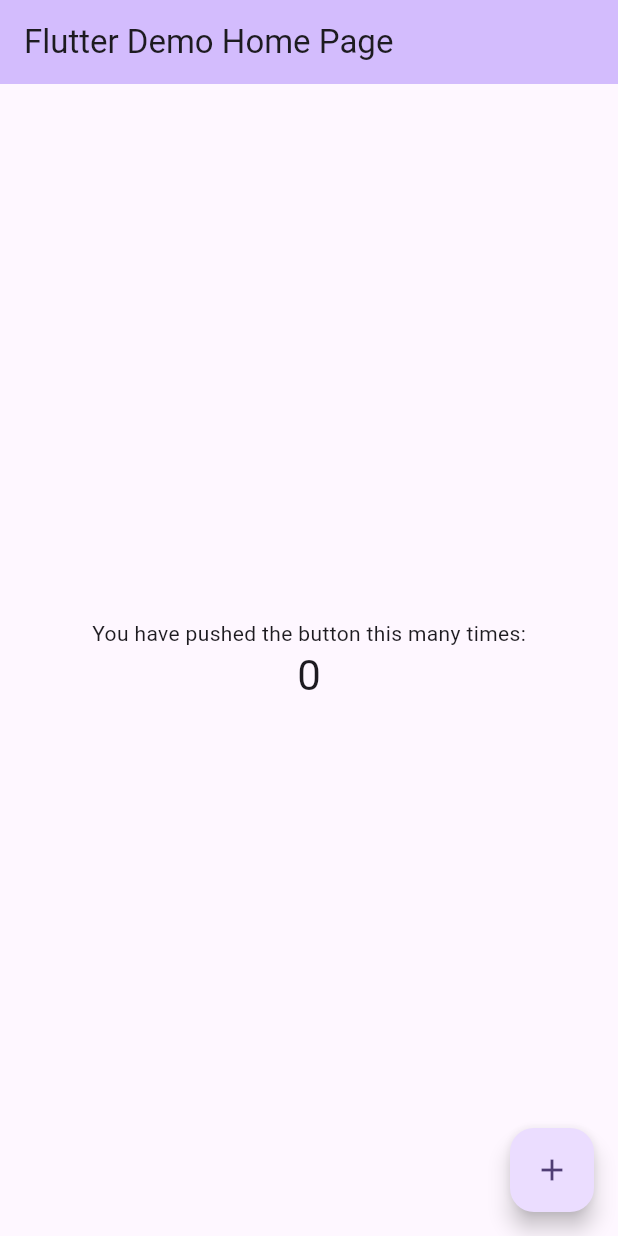
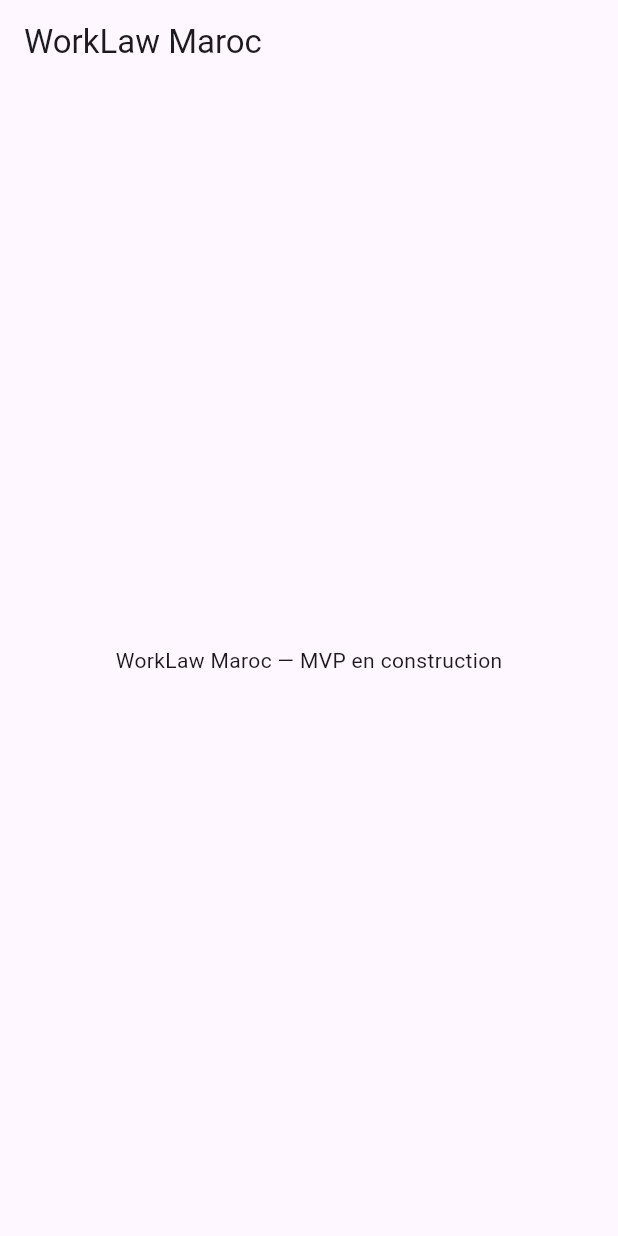
Before and after one commit to zakariaasbai/worklaw_maroc, a Flutter app: the screen it shows after launch, on a phone screen of 412 x 824 dp. Run offline on Flutter 3.47's test engine with Material 3 defaults, Android fonts, the phone set to English and light mode, and no system bars; our stand-ins replace flutter_riverpod.

Commit message:
feat(core): project structure, core dependencies, remove default counter
- Add lib/ skeleton: core/ (config, errors, routing, security,
  localization, utils), features/ (auth, organizations, employees,
  calculators, documents, consultations), shared/ (widgets, models,
  services)
- Add dependencies: supabase_flutter, go_router, flutter_riverpod,
  flutter_localizations + intl, pdf + printing
- Remove default Flutter counter demo from main.dart, replace with
  minimal WorkLaw Maroc placeholder shell wrapped in ProviderScope
- Update widget_test.dart to match the new skeleton

Co-Authored-By: Claude Sonnet 5 <noreply@anthropic.com>

```diff
--- a/lib/main.dart
+++ b/lib/main.dart
@@ -1,122 +1,33 @@
 import 'package:flutter/material.dart';
+import 'package:flutter_riverpod/flutter_riverpod.dart';
 
 void main() {
-  runApp(const MyApp());
+  runApp(const ProviderScope(child: WorkLawMarocApp()));
 }
 
-class MyApp extends StatelessWidget {
-  const MyApp({super.key});
+class WorkLawMarocApp extends StatelessWidget {
+  const WorkLawMarocApp({super.key});
 
-  // This widget is the root of your application.
   @override
   Widget build(BuildContext context) {
     return MaterialApp(
-      title: 'Flutter Demo',
+      title: 'WorkLaw Maroc',
       theme: ThemeData(
-        // This is the theme of your application.
-        //
-        // TRY THIS: Try running your application with "flutter run". You'll see
-        // the application has a purple toolbar. Then, without quitting the app,
-        // try changing the seedColor in the colorScheme below to Colors.green
-        // and then invoke "hot reload" (save your changes or press the "hot
-        // reload" button in a Flutter-supported IDE, or press "r" if you used
-        // the command line to start the app).
-        //
-        // Notice that the counter didn't reset back to zero; the application
-        // state is not lost during the reload. To reset the state, use hot
-        // restart instead.
-        //
-        // This works for code too, not just values: Most code changes can be
-        // tested with just a hot reload.
         colorScheme: ColorScheme.fromSeed(seedColor: Colors.deepPurple),
       ),
-      home: const MyHomePage(title: 'Flutter Demo Home Page'),
+      home: const _PlaceholderHomePage(),
     );
   }
 }
 
-class MyHomePage extends StatefulWidget {
-  const MyHomePage({super.key, required this.title});
-
-  // This widget is the home page of your application. It is stateful, meaning
-  // that it has a State object (defined below) that contains fields that affect
-  // how it looks.
-
-  // This class is the configuration for the state. It holds the values (in this
-  // case the title) provided by the parent (in this case the App widget) and
-  // used by the build method of the State. Fields in a Widget subclass are
-  // always marked "final".
-
-  final String title;
-
-  @override
-  State<MyHomePage> createState() => _MyHomePageState();
-}
-
-class _MyHomePageState extends State<MyHomePage> {
-  int _counter = 0;
-
-  void _incrementCounter() {
-    setState(() {
-      // This call to setState tells the Flutter framework that something has
-      // changed in this State, which causes it to rerun the build method below
-      // so that the display can reflect the updated values. If we changed
-      // _counter without calling setState(), then the build method would not be
-      // called again, and so nothing would appear to happen.
-      _counter++;
-    });
-  }
+class _PlaceholderHomePage extends StatelessWidget {
+  const _PlaceholderHomePage();
 
   @override
   Widget build(BuildContext context) {
-    // This method is rerun every time setState is called, for instance as done
-    // by the _incrementCounter method above.
-    //
-    // The Flutter framework has been optimized to make rerunning build methods
-    // fast, so that you can just rebuild anything that needs updating rather
-    // than having to individually change instances of widgets.
     return Scaffold(
-      appBar: AppBar(
-        // TRY THIS: Try changing the color here to a specific color (to
-        // Colors.amber, perhaps?) and trigger a hot reload to see the AppBar
-        // change color while the other colors stay the same.
-        backgroundColor: Theme.of(context).colorScheme.inversePrimary,
-        // Here we take the value from the MyHomePage object that was created by
-        // the App.build method, and use it to set our appbar title.
-        title: Text(widget.title),
-      ),
-      body: Center(
-        // Center is a layout widget. It takes a single child and positions it
-        // in the middle of the parent.
-        child: Column(
-          // Column is also a layout widget. It takes a list of children and
-          // arranges them vertically. By default, it sizes itself to fit its
-          // children horizontally, and tries to be as tall as its parent.
-          //
-          // Column has various properties to control how it sizes itself and
-          // how it positions its children. Here we use mainAxisAlignment to
-          // center the children vertically; the main axis here is the vertical
-          // axis because Columns are vertical (the cross axis would be
-          // horizontal).
-          //
-          // TRY THIS: Invoke "debug painting" (choose the "Toggle Debug Paint"
-          // action in the IDE, or press "p" in the console), to see the
-          // wireframe for each widget.
-          mainAxisAlignment: MainAxisAlignment.center,
-          children: <Widget>[
-            const Text('You have pushed the button this many times:'),
-            Text(
-              '$_counter',
-              style: Theme.of(context).textTheme.headlineMedium,
-            ),
-          ],
-        ),
-      ),
-      floatingActionButton: FloatingActionButton(
-        onPressed: _incrementCounter,
-        tooltip: 'Increment',
-        child: const Icon(Icons.add),
-      ), // This trailing comma makes auto-formatting nicer for build methods.
+      appBar: AppBar(title: const Text('WorkLaw Maroc')),
+      body: const Center(child: Text('WorkLaw Maroc — MVP en construction')),
     );
   }
 }
```
Also changed, not shown: pubspec.yaml (+8 -0 lines), pubspec.lock, 21 other files.
